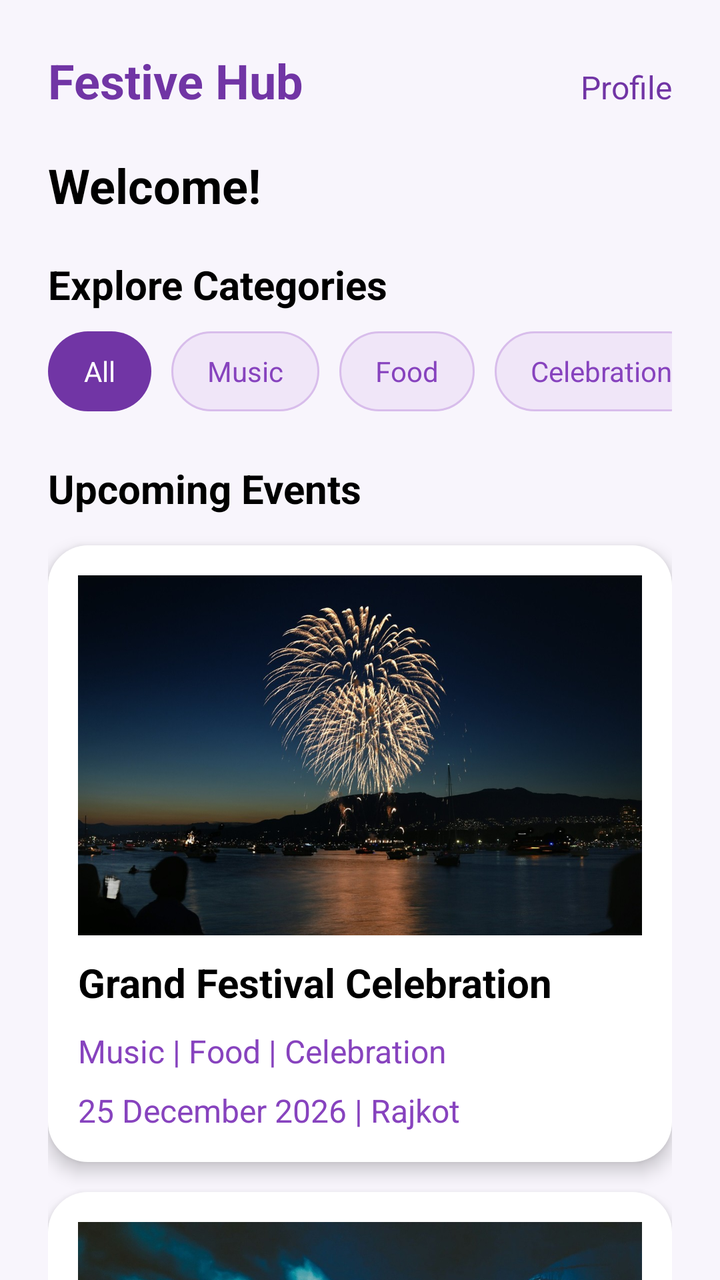
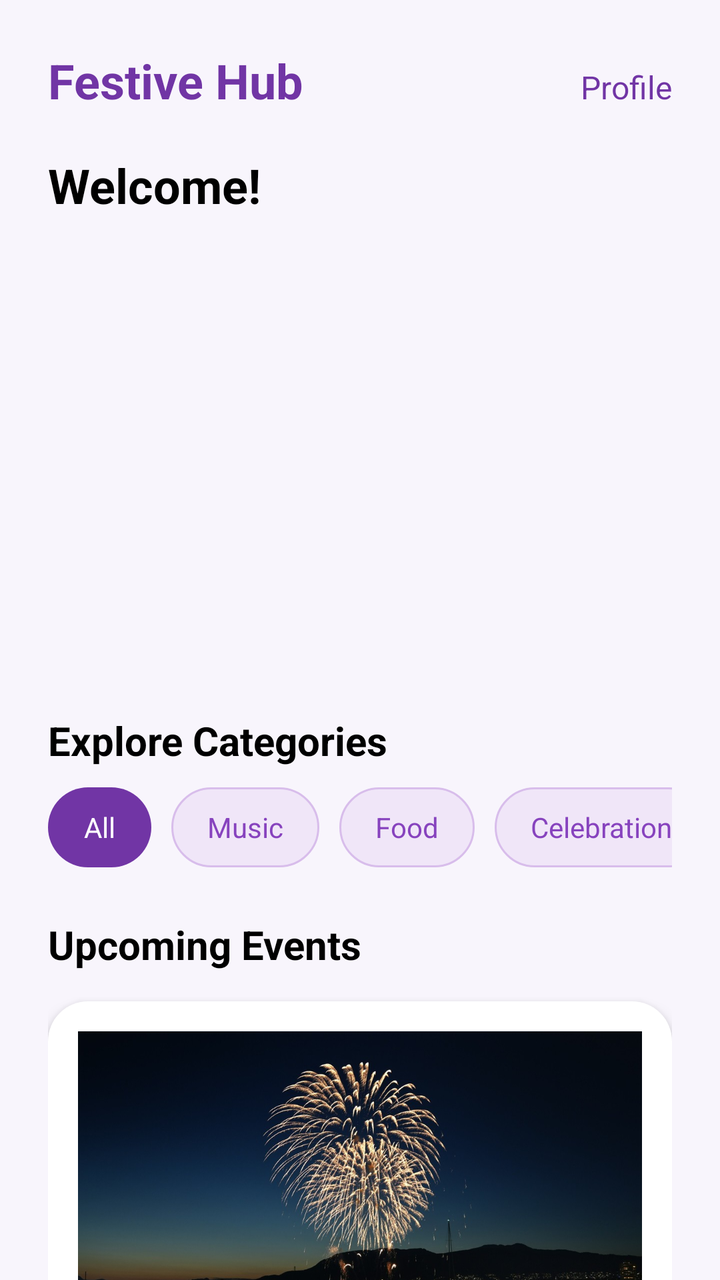

An Android layout rendered at two revisions. The XML below is the earlier revision; the diff shows what the commit changed to produce the second picture.
<!-- AndroidManifest.xml: application theme Theme.FestiveHub -->
<!-- res/layout/activity_home.xml -->
<?xml version="1.0" encoding="utf-8"?>
<ScrollView xmlns:android="http://schemas.android.com/apk/res/android"
    xmlns:app="http://schemas.android.com/apk/res-auto"
    xmlns:tools="http://schemas.android.com/tools"
    android:layout_width="match_parent"
    android:layout_height="match_parent"
    android:background="#F8F5FC"
    android:scrollbars="none"
    tools:context=".HomeActivity">

    <LinearLayout
        android:layout_width="match_parent"
        android:layout_height="wrap_content"
        android:orientation="vertical"
        android:padding="24dp">

        <LinearLayout
            android:layout_width="match_parent"
            android:layout_height="wrap_content"
            android:orientation="horizontal"
            android:gravity="center_horizontal">

            <TextView
                android:layout_width="match_parent"
                android:layout_height="wrap_content"
                android:text="Festive Hub"
                android:layout_weight="1"
                android:textSize="24dp"
                android:textStyle="bold"
                android:textColor="#7135A5">
            </TextView>

            <TextView
                android:layout_width="wrap_content"
                android:layout_height="wrap_content"
                android:text="Profile"
                android:textSize="16dp"
                android:textColor="#7135A5">
            </TextView>
        </LinearLayout>

        <TextView
            android:layout_width="match_parent"
            android:layout_height="wrap_content"
            android:text="Welcome!"
            android:textSize="24dp"
            android:textStyle="bold"
            android:textColor="@color/black"
            android:layout_marginTop="20dp">
        </TextView>

        <TextView
            android:layout_width="match_parent"
            android:layout_height="wrap_content"
            android:text="Explore Categories"
            android:textSize="20sp"
            android:textStyle="bold"
            android:textColor="@color/black"
            android:layout_marginTop="20dp"
            android:layout_marginBottom="10dp">
        </TextView>

        <HorizontalScrollView
            android:layout_width="match_parent"
            android:layout_height="wrap_content"
            android:scrollbars="none">

            <LinearLayout
                android:layout_width="wrap_content"
                android:layout_height="wrap_content"
                android:orientation="horizontal">

                <TextView
                    android:id="@+id/txtall"
                    android:layout_width="wrap_content"
                    android:layout_height="40dp"
                    android:text="All"
                    android:gravity="center"
                    android:paddingLeft="18dp"
                    android:paddingRight="18dp"
                    android:background="@drawable/selected_category"
                    android:textColor="#FFFFFF">
                </TextView>

                <TextView
                    android:id="@+id/txtmusic"
                    android:layout_width="wrap_content"
                    android:layout_height="40dp"
                    android:text="Music"
                    android:gravity="center"
                    android:paddingLeft="18dp"
                    android:paddingRight="18dp"
                    android:layout_marginLeft="10dp"
                    android:background="@drawable/unselected_category"
                    android:textColor="#8743BE">
                </TextView>

                <TextView
                    android:id="@+id/txtfood"
                    android:layout_width="wrap_content"
                    android:layout_height="40dp"
                    android:text="Food"
                    android:gravity="center"
                    android:paddingLeft="18dp"
                    android:paddingRight="18dp"
                    android:layout_marginLeft="10dp"
                    android:background="@drawable/unselected_category"
                    android:textColor="#8743BE">
                </TextView>

                <TextView
                    android:id="@+id/txtcelebration"
                    android:layout_width="wrap_content"
                    android:layout_height="40dp"
                    android:text="Celebration"
                    android:gravity="center"
                    android:paddingLeft="18dp"
                    android:paddingRight="18dp"
                    android:layout_marginLeft="10dp"
                    android:background="@drawable/unselected_category"
                    android:textColor="#8743BE">
                </TextView>

            </LinearLayout>
        </HorizontalScrollView>

        <TextView
            android:layout_width="match_parent"
            android:layout_height="wrap_content"
            android:text="Upcoming Events"
            android:textSize="20dp"
            android:textStyle="bold"
            android:textColor="@color/black"
            android:layout_marginTop="25dp"
            android:layout_marginBottom="15dp">
        </TextView>

        <LinearLayout
            android:id="@+id/lnrgrandfestival"
            android:layout_width="match_parent"
            android:layout_height="wrap_content"
            android:orientation="vertical"
            android:background="@drawable/login_card"
            android:padding="15dp"
            android:elevation="5dp"
            android:layout_marginBottom="15dp">

            <ImageView
                android:layout_width="match_parent"
                android:layout_height="180dp"
                android:background="#D0A0E0"
                android:scaleType="centerCrop"
                android:src="@drawable/grand_festival">
            </ImageView>

            <TextView
                android:layout_width="match_parent"
                android:layout_height="wrap_content"
                android:text="Grand Festival Celebration"
                android:textSize="20dp"
                android:textStyle="bold"
                android:textColor="@color/black"
                android:layout_marginTop="10dp">
            </TextView>

            <TextView
                android:layout_width="match_parent"
                android:layout_height="wrap_content"
                android:text="Music | Food | Celebration"
                android:textSize="16dp"
                android:textColor="#8743BE"
                android:layout_marginTop="10dp">
            </TextView>

            <TextView
                android:layout_width="match_parent"
                android:layout_height="wrap_content"
                android:text="25 December 2026 | Rajkot"
                android:textSize="16dp"
                android:textColor="#8743BE"
                android:layout_marginTop="8dp">
            </TextView>
        </LinearLayout>

        <LinearLayout
            android:id="@+id/lnrmusicalnight"
            android:layout_width="match_parent"
            android:layout_height="wrap_content"
            android:orientation="vertical"
            android:background="@drawable/login_card"
            android:padding="15dp"
            android:elevation="5dp"
            android:layout_marginBottom="15dp">

            <ImageView
                android:layout_width="match_parent"
                android:layout_height="180dp"
                android:background="#D0A0E0"
                android:scaleType="centerCrop"
                android:src="@drawable/music_night">
            </ImageView>

            <TextView
                android:layout_width="match_parent"
                android:layout_height="wrap_content"
                android:text="Live Musical Night"
                android:textSize="20dp"
                android:textStyle="bold"
                android:textColor="@color/black"
                android:layout_marginTop="10dp">
            </TextView>

            <TextView
                android:layout_width="match_parent"
                android:layout_height="wrap_content"
                android:text="Music"
                android:textSize="16dp"
                android:textColor="#8743BE"
                android:layout_marginTop="10dp">
            </TextView>

            <TextView
                android:layout_width="match_parent"
                android:layout_height="wrap_content"
                android:text="31 December 2026 | Rajkot"
                android:textSize="16dp"
                android:textColor="#8743BE"
                android:layout_marginTop="8dp">
            </TextView>

        </LinearLayout>


        <LinearLayout
            android:id="@+id/lnrfoodfestival"
            android:layout_width="match_parent"
            android:layout_height="wrap_content"
            android:orientation="vertical"
            android:background="@drawable/login_card"
            android:padding="15dp"
            android:elevation="5dp"
            android:layout_marginBottom="15dp">

            <ImageView
                android:layout_width="match_parent"
                android:layout_height="180dp"
                android:background="#D0A0E0"
                android:scaleType="centerCrop"
                android:src="@drawable/food_stall">
            </ImageView>

            <TextView
                android:layout_width="match_parent"
                android:layout_height="wrap_content"
                android:text="Food Festival"
                android:textSize="20dp"
                android:textStyle="bold"
                android:textColor="@color/black"
                android:layout_marginTop="10dp">
            </TextView>

            <TextView
                android:layout_width="match_parent"
                android:layout_height="wrap_content"
                android:text="Food"
                android:textSize="16dp"
                android:textColor="#8743BE"
                android:layout_marginTop="10dp">
            </TextView>

            <TextView
                android:layout_width="match_parent"
                android:layout_height="wrap_content"
                android:text="29 December 2026 | Ahmedabad"
                android:textSize="16dp"
                android:textColor="#8743BE"
                android:layout_marginTop="8dp">
            </TextView>

        </LinearLayout>

    </LinearLayout>
</ScrollView>
<!-- resources referenced by this layout -->
<resources>
  <color name="black">#FF000000</color>
  <!-- drawable food_stall: jpg bitmap (drawable, 325190 bytes) -->
  <!-- drawable grand_festival: jpg bitmap (drawable, 148991 bytes) -->
  <!-- drawable login_card (drawable) -->
  <?xml version="1.0" encoding="utf-8"?>
  <shape xmlns:android="http://schemas.android.com/apk/res/android">
  
      <solid android:color="#FFFFFF"/>
      <corners android:radius="20dp"/>
  
  </shape>
  <!-- drawable music_night: jpg bitmap (drawable, 163737 bytes) -->
  <!-- drawable selected_category (drawable) -->
  <?xml version="1.0" encoding="utf-8"?>
  <shape xmlns:android="http://schemas.android.com/apk/res/android"
      android:shape="rectangle">
  
      <solid android:color="#7135A5"/>
  
      <corners android:radius="20dp"/>
  
  </shape>
  <!-- drawable unselected_category (drawable) -->
  <?xml version="1.0" encoding="utf-8"?>
  <shape xmlns:android="http://schemas.android.com/apk/res/android"
      android:shape="rectangle">
      <solid android:color="#F0E6F8"/>
      <stroke
          android:width="1dp"
          android:color="#D8BDEB"/>
      <corners android:radius="20dp"/>
  </shape>
  <style name="Theme.FestiveHub" parent="Base.Theme.FestiveHub" />
  <style name="Base.Theme.FestiveHub" parent="Theme.Material3.DayNight.NoActionBar">
          
          
      </style>
</resources>

<!-- the commit's change to res/layout/activity_home.xml (unified diff, before → after) -->
@@ -48,6 +48,23 @@
             android:textColor="@color/black"
             android:layout_marginTop="20dp">
         </TextView>
+
+        <androidx.viewpager2.widget.ViewPager2
+            android:id="@+id/viewPager"
+            android:layout_width="match_parent"
+            android:layout_height="190dp"
+            android:layout_marginTop="20dp">
+        </androidx.viewpager2.widget.ViewPager2>
+
+        <LinearLayout
+            android:id="@+id/lnrdots"
+            android:layout_width="match_parent"
+            android:layout_height="wrap_content"
+            android:orientation="horizontal"
+            android:gravity="center"
+            android:layout_marginTop="8dp"
+            android:layout_marginBottom="10dp">
+        </LinearLayout>
 
         <TextView
             android:layout_width="match_parent"
